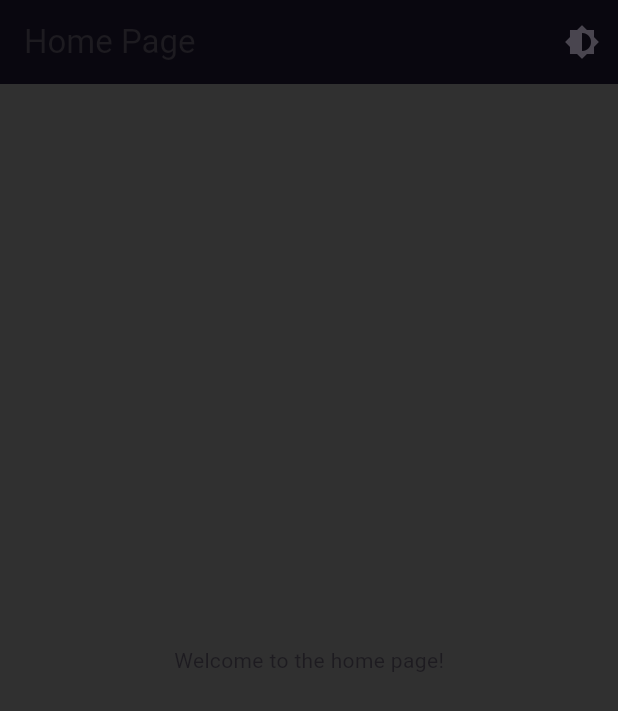
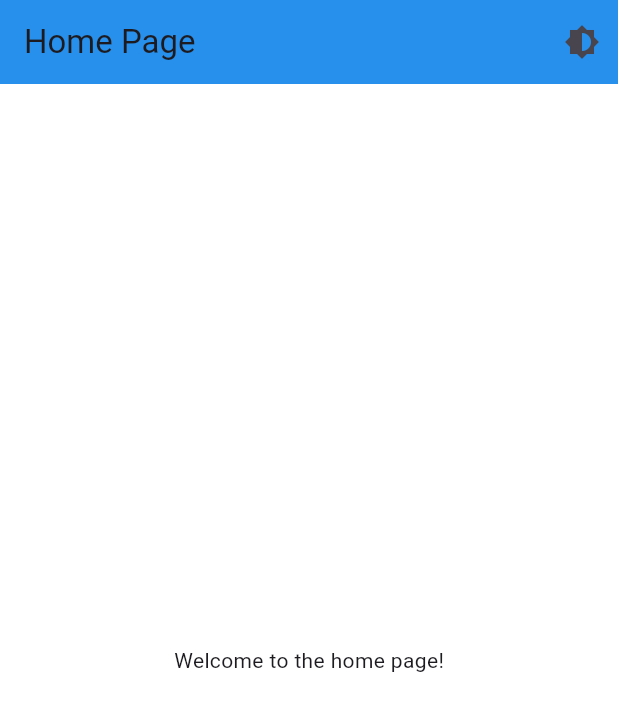
Before and after one commit to BalakrishnanPT/FlutterSamples, a Flutter app: the screen it shows after launch, after a tap on the "brightness 6" icon, on a phone screen of 412 x 824 dp. Shown: the top 711 px of the screen. Run offline on Flutter 3.47's test engine with Material 3 defaults, Android fonts, the phone set to English and light mode, and no system bars; Roboto replaces fonts that are missing (Arial).

Commit message:
reset to previous state

```diff
--- a/lib/home.dart
+++ b/lib/home.dart
@@ -1,5 +1,4 @@
 import 'package:flutter/material.dart';
-import 'package:sample1/theme_manager.dart';
 
 class HomePage extends StatelessWidget {
   const HomePage({super.key});
@@ -10,12 +9,7 @@ class HomePage extends StatelessWidget {
       appBar: AppBar(
         title: const Text('Home Page'),
         actions: <Widget>[
-          IconButton(
-              icon: const Icon(Icons.brightness_6),
-              onPressed: () => {
-                    ThemeManager.toggleTheme(
-                        context) // Call the toggleTheme method
-                  }),
+          IconButton(icon: const Icon(Icons.brightness_6), onPressed: () => {}),
         ],
       ),
       body: const Center(
--- a/lib/main.dart
+++ b/lib/main.dart
@@ -1,7 +1,6 @@
 import 'package:flutter/material.dart';
 import 'package:sample1/home.dart';
 import 'package:sample1/theme.dart';
-import 'package:sample1/theme_manager.dart';
 
 void main() {
   runApp(const MyApp());
@@ -17,7 +16,6 @@ class MyApp extends StatelessWidget {
       title: 'Flutter Demo',
       theme: AppTheme.lightTheme, // Use the light theme
       darkTheme: AppTheme.darkTheme, // Optional: Use the dark theme
-      themeMode: ThemeManager.getCurrentTheme(), // Use the ThemeManager
       home: const HomePage(),
     );
   }
--- a/lib/theme_manager.dart
+++ /dev/null
@@ -1,27 +0,0 @@
-import 'package:flutter/material.dart';
-import 'package:sample1/main.dart';
-
-ThemeMode currentTheme = ThemeMode.light; // Initial theme
-
-class ThemeManager {
-  static ThemeMode getCurrentTheme() {
-    return currentTheme;
-  }
-
-  static void toggleTheme(BuildContext context) {
-    currentTheme =
-        currentTheme == ThemeMode.light ? ThemeMode.dark : ThemeMode.light;
-
-    // Rebuild the MaterialApp to apply the new theme
-    void rebuild(BuildContext context) {
-      Navigator.of(context).pushAndRemoveUntil(
-        MaterialPageRoute(
-          builder: (BuildContext context) => const MyApp(),
-        ),
-        (Route<dynamic> route) => false,
-      );
-    }
-
-    rebuild(context);
-  }
-}
```
